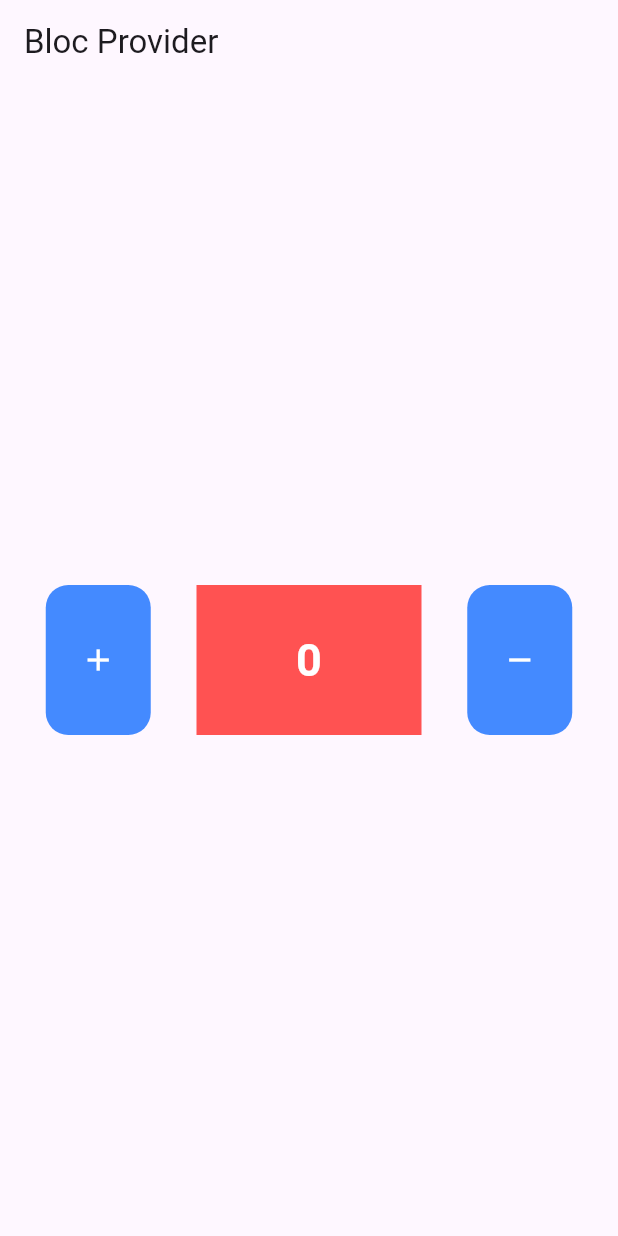
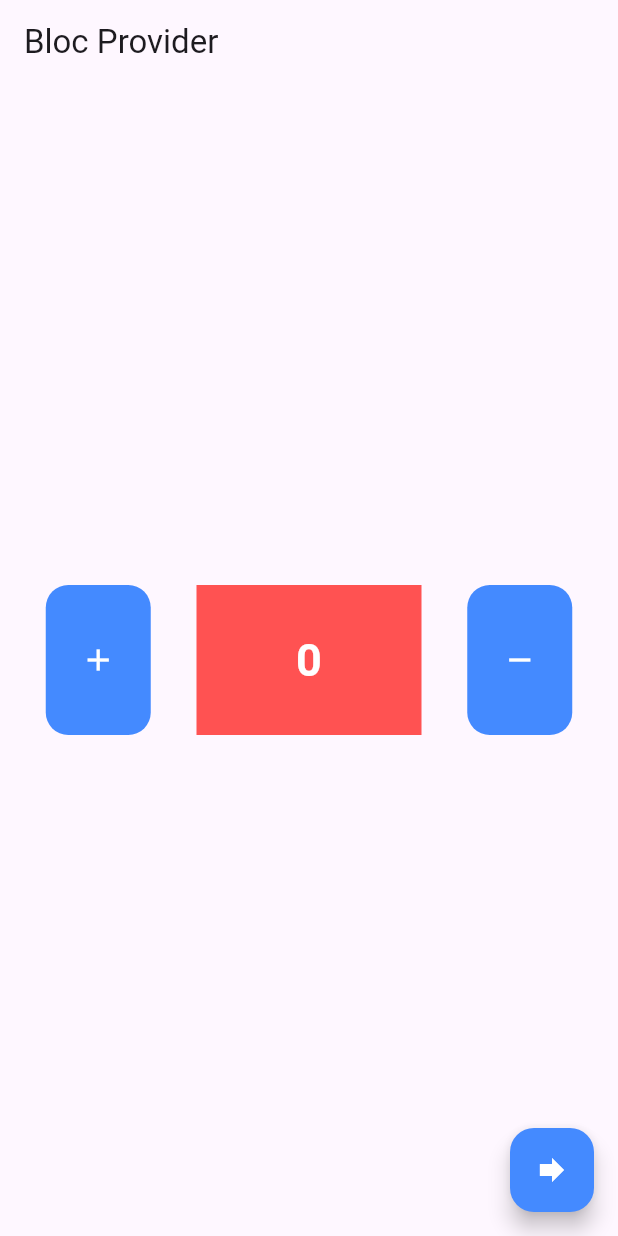
Before and after one commit to RizkyArdiansyahhh/flutter, a Flutter app: the screen it shows after launch, after a tap on the "add" icon, after a tap on the "remove" icon, on a phone screen of 412 x 824 dp. Run offline on Flutter 3.47's test engine with Material 3 defaults, Android fonts, the phone set to English and light mode, and no system bars; our stand-ins replace flutter_bloc.

Commit message:
learn : bloc Provider Value

```diff
--- a/lib/main.dart
+++ b/lib/main.dart
@@ -14,11 +14,11 @@ class MainApp extends StatelessWidget {
   @override
   Widget build(BuildContext context) {
     print("rebuild");
-    return BlocProvider(
-      create: (context) => CounterCubit(),
-      child: MaterialApp(
-        debugShowCheckedModeBanner: false,
-        home: ProviderPage(),
+    return MaterialApp(
+      debugShowCheckedModeBanner: false,
+      home: BlocProvider(
+        create: (context) => CounterCubit(),
+        child: ProviderPage(),
       ),
     );
   }
--- a/lib/provider_page.dart
+++ b/lib/provider_page.dart
@@ -1,5 +1,6 @@
 import 'package:flutter/material.dart';
 import 'package:flutter_bloc/flutter_bloc.dart';
+import 'package:learn_flutter/Other/second_page.dart';
 import 'package:learn_flutter/widgets/data_widget.dart';
 import 'cubitPage.dart';
 
@@ -8,9 +9,26 @@ class ProviderPage extends StatelessWidget {
 
   @override
   Widget build(BuildContext context) {
+    final CounterCubit counterCubit = context.read<CounterCubit>();
     return Scaffold(
       appBar: AppBar(
         title: const Text("Bloc Provider"),
+      ),
+      floatingActionButton: FloatingActionButton(
+        onPressed: () {
+          Navigator.of(context).push(
+            MaterialPageRoute(
+                builder: (context) => BlocProvider.value(
+                      value: counterCubit,
+                      child: SecondPage(),
+                    )),
+          );
+        },
+        backgroundColor: Colors.blueAccent,
+        child: const Icon(
+          Icons.forward,
+          color: Colors.white,
+        ),
       ),
       body: Column(
         mainAxisAlignment: MainAxisAlignment.center,
@@ -23,7 +41,7 @@ class ProviderPage extends StatelessWidget {
                 color: Colors.blueAccent,
                 child: InkWell(
                   onTap: () {
-                    BlocProvider.of<CounterCubit>(context).increment();
+                    counterCubit.increment();
                   },
                   child: const SizedBox(
                     width: 70,
@@ -43,7 +61,7 @@ class ProviderPage extends StatelessWidget {
                 color: Colors.blueAccent,
                 child: InkWell(
                   onTap: () {
-                    BlocProvider.of<CounterCubit>(context).decrement();
+                    counterCubit.decrement();
                   },
                   child: const SizedBox(
                     width: 70,
```
Also changed, not shown: lib/CounterPage.dart (+40 -40 lines), lib/Other/second_page.dart (added, +26 -0 lines).
